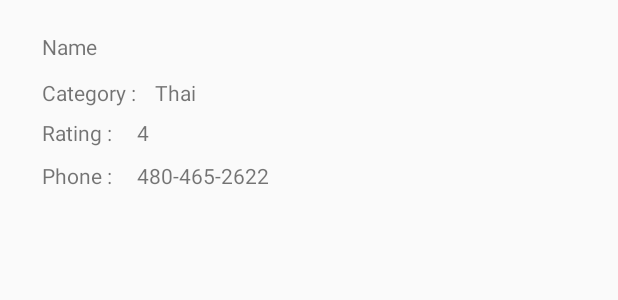
After one commit to sidjain-jecrc/digital-drive-assist, an Android app: the layout restaurant.xml on its own in the app's theme, with its tools: preview values and no code run, on a phone screen of 412 x 824 dp. The commit adds this screen. Shown: the top 300 px of the screen. Run offline under Robolectric (Android 15) with nearby library versions, the phone set to English and light mode, and no system bars.

Commit message:
restaurant frontend-backend integration completed & tested

```diff
--- a/app/build.gradle
+++ b/app/build.gradle
@@ -31,4 +31,5 @@ dependencies {
     compile 'com.android.support:support-v4:25.2.0'
     compile 'com.google.android.gms:play-services:10.2.1'
     testCompile 'junit:junit:4.12'
+    compile 'com.android.support.constraint:constraint-layout:1.0.2'
 }
--- a/app/src/main/AndroidManifest.xml
+++ b/app/src/main/AndroidManifest.xml
@@ -25,7 +25,7 @@
             android:name="com.google.android.gms.version"
             android:value="@integer/google_play_services_version" />
 
-        <activity android:name=".activities.MainActivity">
+        <activity android:name=".activities.RestaurantActivity">
             <intent-filter>
                 <action android:name="android.intent.action.MAIN" />
 
--- /dev/null
+++ b/app/src/main/res/layout/restaurant.xml
@@ -0,0 +1,94 @@
+<?xml version="1.0" encoding="utf-8"?>
+<android.support.constraint.ConstraintLayout xmlns:android="http://schemas.android.com/apk/res/android"
+    xmlns:app="http://schemas.android.com/apk/res-auto"
+    xmlns:tools="http://schemas.android.com/tools"
+    android:layout_width="match_parent"
+    android:layout_height="match_parent"
+    tools:layout_editor_absoluteY="81dp"
+    tools:layout_editor_absoluteX="0dp">
+
+    <TextView
+        android:id="@+id/restaurant_textName"
+        android:layout_width="wrap_content"
+        android:layout_height="wrap_content"
+        android:layout_marginStart="28dp"
+        android:text="Name"
+        tools:layout_conversion_absoluteHeight="16dp"
+        tools:layout_conversion_absoluteWidth="58dp"
+        tools:layout_conversion_absoluteX="28dp"
+        tools:layout_conversion_absoluteY="21dp"
+        tools:layout_constraintTop_creator="1"
+        android:layout_marginTop="21dp"
+        tools:layout_constraintLeft_creator="1"
+        app:layout_constraintLeft_toLeftOf="parent"
+        app:layout_constraintTop_toTopOf="parent"
+        android:layout_marginLeft="28dp" />
+
+    <TextView
+        android:id="@+id/textView2"
+        android:layout_width="wrap_content"
+        android:layout_height="wrap_content"
+        android:text="Rating :"
+        tools:layout_constraintTop_creator="1"
+        android:layout_marginTop="7dp"
+        app:layout_constraintTop_toBottomOf="@+id/textView3"
+        tools:layout_constraintLeft_creator="1"
+        app:layout_constraintLeft_toLeftOf="@+id/textView3" />
+
+    <TextView
+        android:id="@+id/restaurant_textRating"
+        android:layout_width="wrap_content"
+        android:layout_height="wrap_content"
+        android:text="4"
+        tools:layout_constraintTop_creator="1"
+        android:layout_marginTop="7dp"
+        app:layout_constraintTop_toBottomOf="@+id/textView3"
+        tools:layout_constraintLeft_creator="1"
+        app:layout_constraintLeft_toRightOf="@+id/textView3" />
+
+    <TextView
+        android:id="@+id/textView3"
+        android:layout_width="wrap_content"
+        android:layout_height="wrap_content"
+        android:text="Category :"
+        tools:layout_constraintTop_creator="1"
+        android:layout_marginTop="11dp"
+        app:layout_constraintTop_toBottomOf="@+id/restaurant_textName"
+        tools:layout_constraintLeft_creator="1"
+        app:layout_constraintLeft_toLeftOf="@+id/restaurant_textName" />
+
+    <TextView
+        android:id="@+id/restaurant_textCategory"
+        android:layout_width="wrap_content"
+        android:layout_height="wrap_content"
+        android:layout_marginStart="4dp"
+        android:text="Thai"
+        app:layout_constraintBaseline_toBaselineOf="@+id/textView3"
+        tools:layout_constraintBaseline_creator="1"
+        tools:layout_constraintLeft_creator="1"
+        app:layout_constraintLeft_toRightOf="@+id/restaurant_textRating"
+        android:layout_marginLeft="4dp" />
+
+    <TextView
+        android:id="@+id/textView7"
+        android:layout_width="wrap_content"
+        android:layout_height="wrap_content"
+        android:text="Phone :"
+        tools:layout_constraintTop_creator="1"
+        android:layout_marginTop="9dp"
+        app:layout_constraintTop_toBottomOf="@+id/textView2"
+        tools:layout_constraintLeft_creator="1"
+        app:layout_constraintLeft_toLeftOf="@+id/textView2" />
+
+    <TextView
+        android:id="@+id/restaurant_textPhone"
+        android:layout_width="wrap_content"
+        android:layout_height="wrap_content"
+        android:text="480-465-2622"
+        tools:layout_constraintTop_creator="1"
+        android:layout_marginTop="9dp"
+        app:layout_constraintTop_toBottomOf="@+id/restaurant_textRating"
+        tools:layout_constraintLeft_creator="1"
+        app:layout_constraintLeft_toLeftOf="@+id/restaurant_textRating" />
+
+</android.support.constraint.ConstraintLayout>
```
Also changed, not shown: app/src/main/java/com/asu/mc/digitalassist/activities/RestaurantActivity.java (renamed from app/src/main/java/com/asu/mc/digitalassist/activities/MainActivity.java, +58 -20 lines), app/src/main/java/com/asu/mc/digitalassist/activities/rsclient/RestaurantApiClient.java (+11 -2 lines), app/src/main/java/com/asu/mc/digitalassist/activities/utility/RestaurantListAdapter.java (added, +56 -0 lines), app/src/main/res/layout/activity_main.xml (+8 -1 lines).
